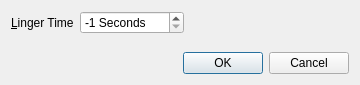
textbrowser/spot-on, file branches/trunk/UI/spot-on-listener-socket-options.ui: the form before one commit.
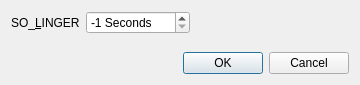
The form after the commit. Icons and pictures are not drawn.

```diff
--- a/branches/trunk/UI/spot-on-listener-socket-options.ui
+++ b/branches/trunk/UI/spot-on-listener-socket-options.ui
@@ -20,7 +20,7 @@
      <item>
       <widget class="QLabel" name="label">
        <property name="text">
-        <string>&amp;Linger Time</string>
+        <string>SO_&amp;LINGER</string>
        </property>
        <property name="buddy">
         <cstring>linger_time</cstring>
```
Left out of the diff: 6 changed lines with no effect on the pictures.
